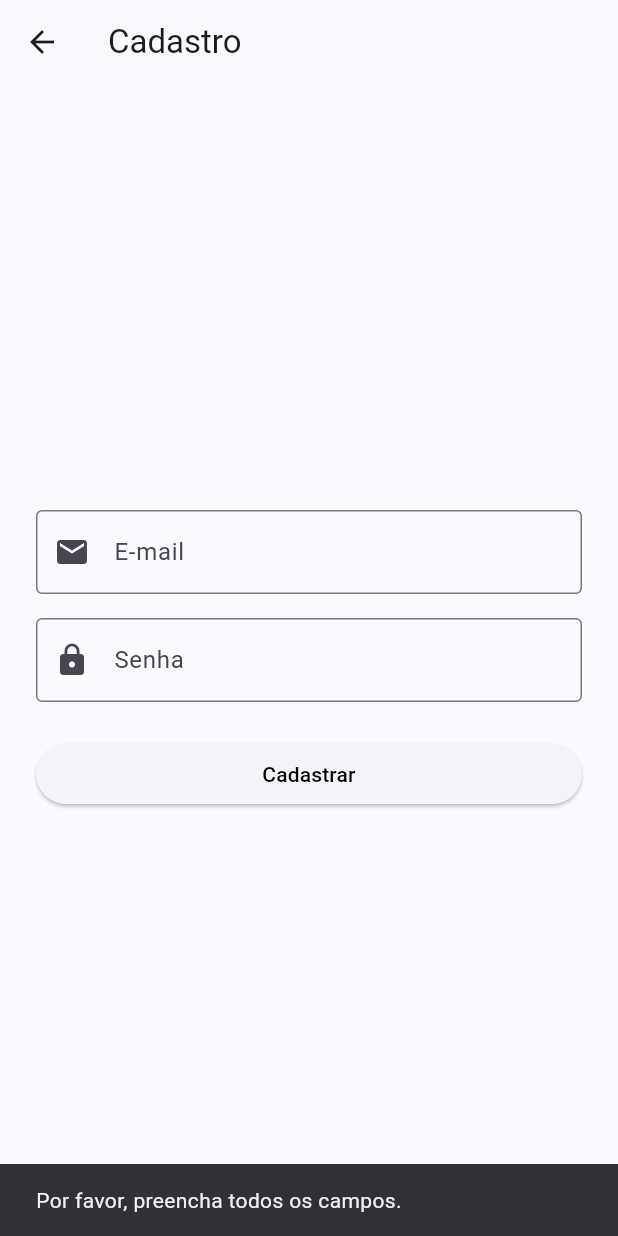
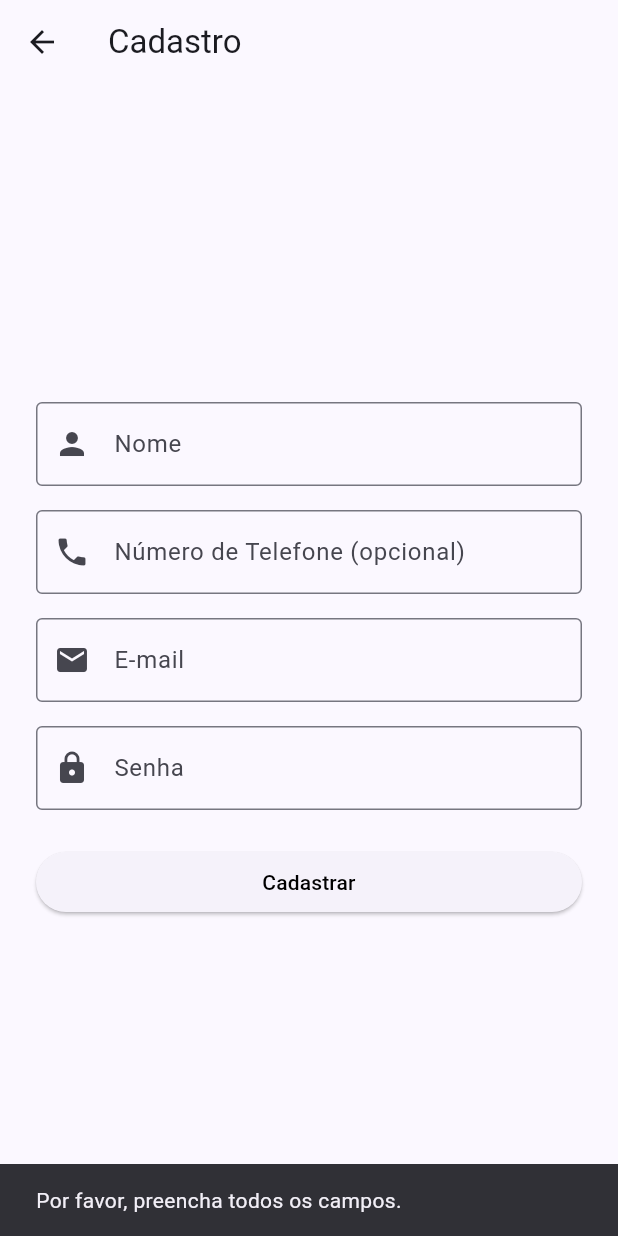
Before and after one commit to 1gustavoferreira/TotalizaSubsFlutter, a Flutter app: the SignupPage screen opened by its route, after a tap on "Cadastrar", on a phone screen of 412 x 824 dp. Run offline on Flutter 3.47's test engine with Material 3 defaults, Android fonts, the phone set to English and light mode, and no system bars; our stand-ins replace firebase_auth, firebase_core; accounts and stored records are empty.

Commit message:
name and phone number on the registration screen

```diff
--- a/lib/features/auth/signup.dart
+++ b/lib/features/auth/signup.dart
@@ -12,13 +12,17 @@ class SignupPage extends StatefulWidget {
 class _SignupPageState extends State<SignupPage> {
   final emailController = TextEditingController();
   final passwordController = TextEditingController();
+  final nameController = TextEditingController();
+  final phoneController = TextEditingController();
 
   Future<void> _createAccount() async {
     final email = emailController.text.trim();
     final password = passwordController.text.trim();
+    final name = nameController.text.trim();
+    final phone = phoneController.text.trim();
 
     // Validação simples
-    if (email.isEmpty || password.isEmpty) {
+    if (email.isEmpty || password.isEmpty || name.isEmpty) {
       ScaffoldMessenger.of(context).showSnackBar(
         const SnackBar(content: Text('Por favor, preencha todos os campos.')),
       );
@@ -31,6 +35,14 @@ class _SignupPageState extends State<SignupPage> {
         email: email,
         password: password,
       );
+
+      // Aqui você pode salvar o nome e o telefone no Firebase ou em um banco de dados
+      // Exemplo (supondo que você tenha um banco para armazenar essas informações):
+      // FirebaseFirestore.instance.collection('users').add({
+      //   'name': name,
+      //   'phone': phone,
+      // });
+
       ScaffoldMessenger.of(context).showSnackBar(
         const SnackBar(content: Text('Conta criada com sucesso!')),
       );
@@ -51,6 +63,25 @@ class _SignupPageState extends State<SignupPage> {
         child: Column(
           mainAxisAlignment: MainAxisAlignment.center,
           children: [
+            TextField(
+              controller: nameController,
+              decoration: const InputDecoration(
+                labelText: 'Nome',
+                border: OutlineInputBorder(),
+                prefixIcon: Icon(Icons.person),
+              ),
+            ),
+            const SizedBox(height: 16),
+            TextField(
+              controller: phoneController,
+              decoration: const InputDecoration(
+                labelText: 'Número de Telefone (opcional)',
+                border: OutlineInputBorder(),
+                prefixIcon: Icon(Icons.phone),
+              ),
+              keyboardType: TextInputType.phone,
+            ),
+            const SizedBox(height: 16),
             TextField(
               controller: emailController,
               decoration: const InputDecoration(
```
